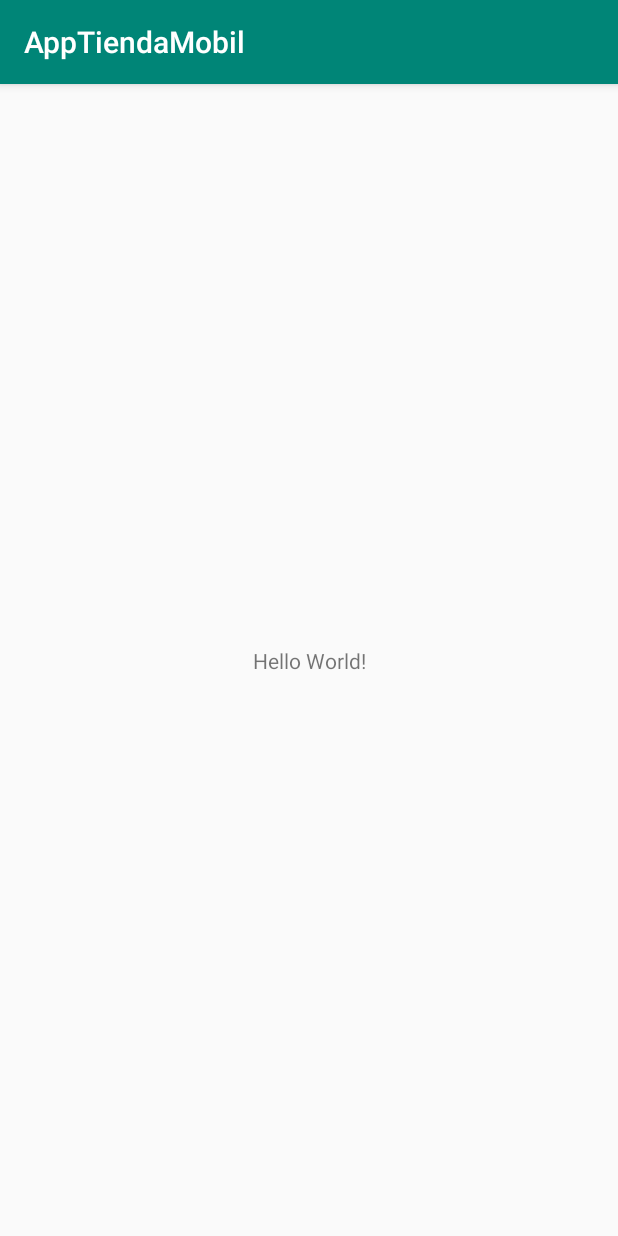
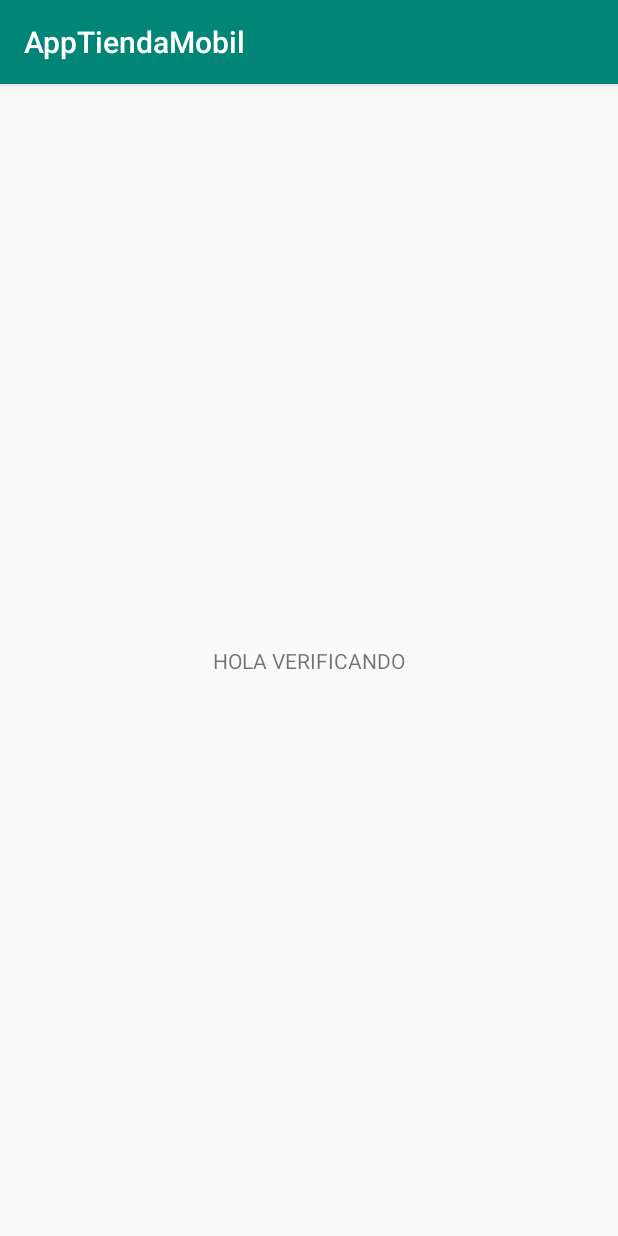
Before and after one commit to PintoFernando/AppTiendaMobil, an Android app: the screen it shows after launch (MainActivity), on a phone screen of 412 x 824 dp. Run offline under Robolectric (Android 15) with nearby library versions, the phone set to English and light mode, and no system bars.

Commit message:
verificacion nuevo ahora

```diff
--- a/app/src/main/res/layout/activity_main.xml
+++ b/app/src/main/res/layout/activity_main.xml
@@ -9,7 +9,7 @@
     <TextView
         android:layout_width="wrap_content"
         android:layout_height="wrap_content"
-        android:text="Hello World!"
+        android:text="HOLA VERIFICANDO"
         app:layout_constraintBottom_toBottomOf="parent"
         app:layout_constraintLeft_toLeftOf="parent"
         app:layout_constraintRight_toRightOf="parent"
```
